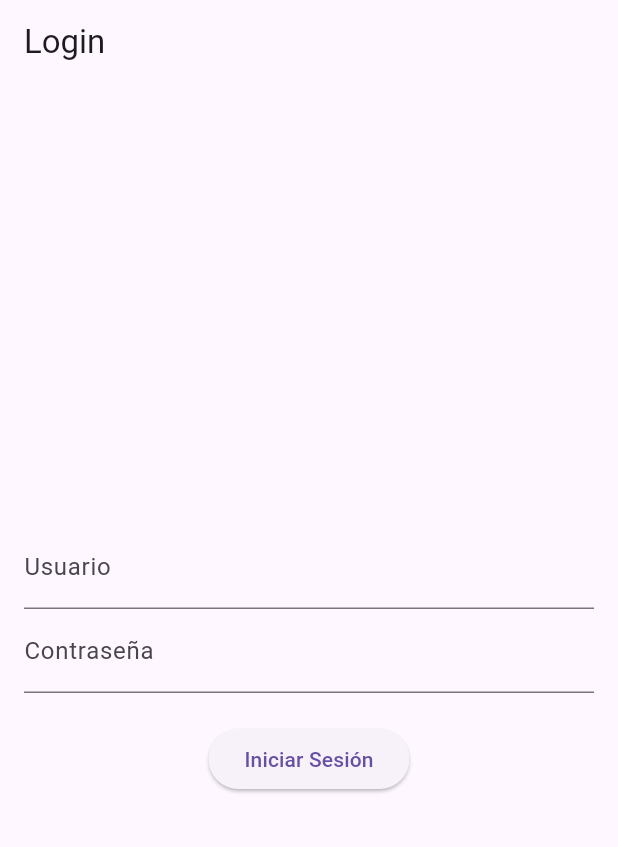
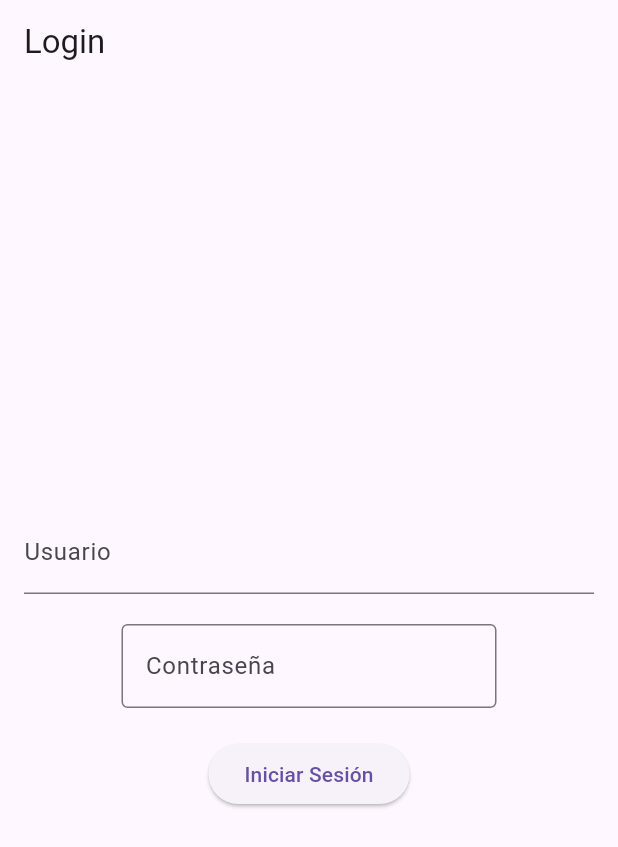
Before and after one commit to LascanoAldahir/login-y-registro-con-firebase-funcionable, a Flutter app: the screen it shows after launch, on a phone screen of 412 x 824 dp. Shown: the top 847 px of the screen. Run offline on Flutter 3.47's test engine with Material 3 defaults, Android fonts, the light colour scheme and no system bars.

Commit message:
login flutter

```diff
--- a/lib/firstscreen.dart
+++ b/lib/firstscreen.dart
@@ -1,11 +1,14 @@
 import 'package:flutter/material.dart';
 import 'secondscreen.dart';
 
+// Define un widget para manejar dinámicamente los cambios
 class FirstScreen extends StatefulWidget {
   @override
   _FirstScreenState createState() => _FirstScreenState();
 }
 
+// Se definen controladores para los campos de texto de usuario y contraseña.
+// Se definen las credenciales válidas.
 class _FirstScreenState extends State<FirstScreen> {
   final TextEditingController _usernameController = TextEditingController();
   final TextEditingController _passwordController = TextEditingController();
@@ -13,11 +16,13 @@ class _FirstScreenState extends State<FirstScreen> {
   final String _validPassword = 'password123';
 
   void _login() {
-    if (_usernameController.text == _validUsername && _passwordController.text == _validPassword) {
+    if (_usernameController.text == _validUsername &&
+        _passwordController.text == _validPassword) {
       Navigator.push(
         context,
         MaterialPageRoute(
-          builder: (context) => SecondScreen(data: 'Bienvenido $_validUsername'),
+          builder: (context) =>
+              SecondScreen(data: 'Bienvenido $_validUsername'),
         ),
       );
     } else {
@@ -57,14 +62,26 @@ class _FirstScreenState extends State<FirstScreen> {
           child: Column(
             mainAxisAlignment: MainAxisAlignment.center,
             children: <Widget>[
+
+              // TextField para el usuario con el estilo estándar
               TextField(
                 controller: _usernameController,
-                decoration: InputDecoration(labelText: 'Usuario'),
+                decoration: InputDecoration(
+                  labelText: 'Usuario',
+                ),
               ),
-              TextField(
-                controller: _passwordController,
-                decoration: InputDecoration(labelText: 'Contraseña'),
-                obscureText: true,
+              SizedBox(height: 20),
+              // TextField para la contraseña con el estilo específico
+              SizedBox(
+                width: 250,
+                child: TextField(
+                  controller: _passwordController,
+                  decoration: InputDecoration(
+                    border: OutlineInputBorder(),
+                    labelText: 'Contraseña',
+                  ),
+                  obscureText: true,
+                ),
               ),
               SizedBox(height: 20),
               ElevatedButton(
```
